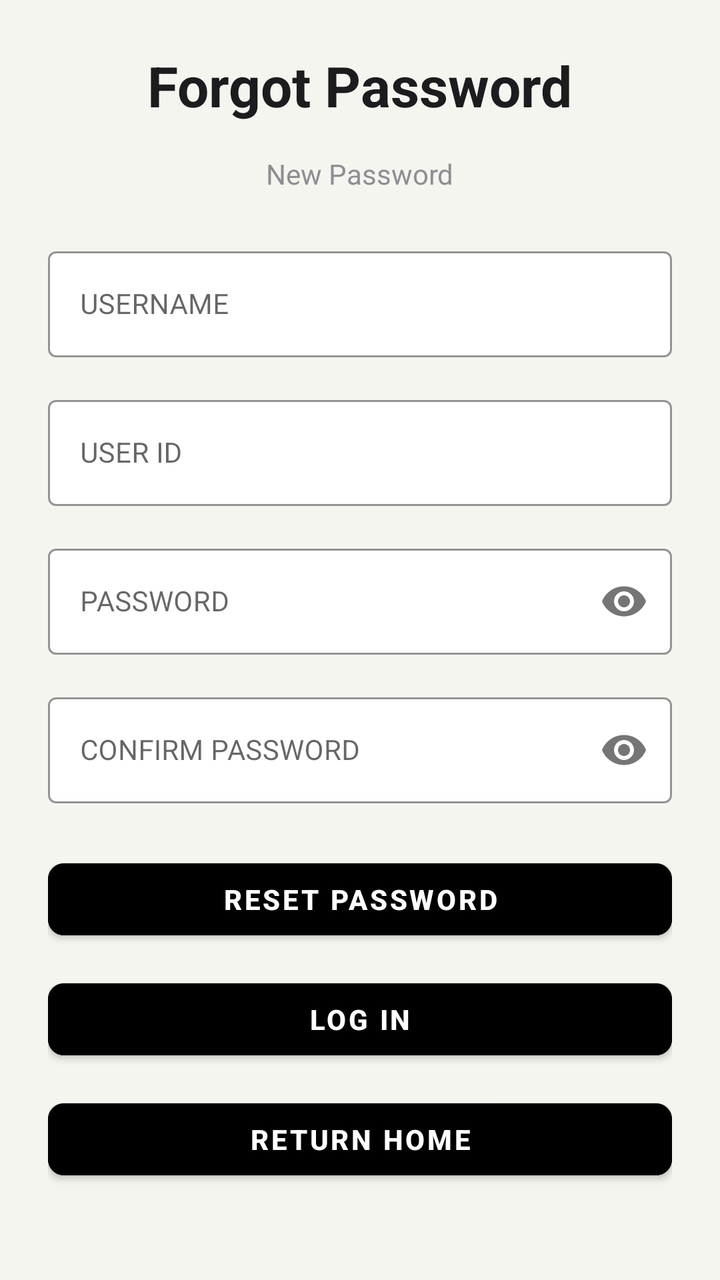
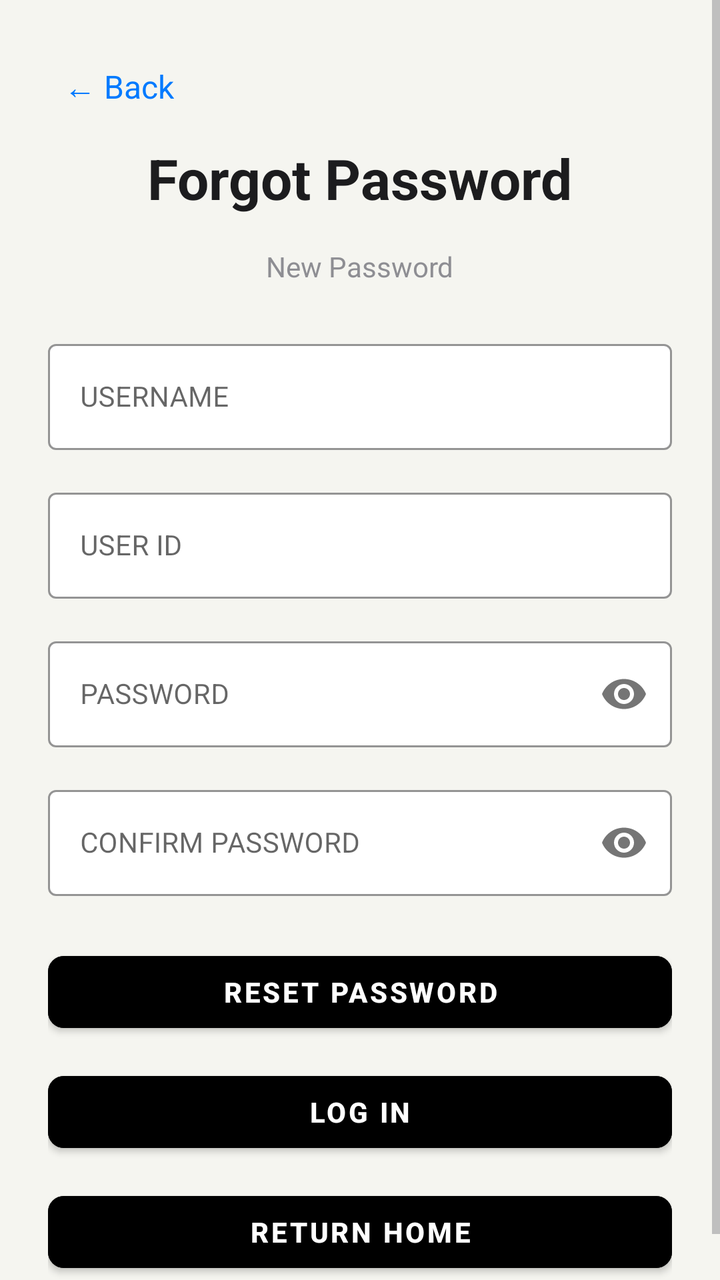

Two renders of the same Android screen: before a commit and after it. Below are the layout's source before the change and the commit's diff.
<!-- AndroidManifest.xml: application theme Theme.HarmonieBudget -->
<!-- res/layout/activity_forgot_password.xml -->
<?xml version="1.0" encoding="utf-8"?>
<ScrollView
    xmlns:android="http://schemas.android.com/apk/res/android"
    xmlns:app="http://schemas.android.com/apk/res-auto"
    android:layout_width="match_parent"
    android:layout_height="match_parent"
    android:fillViewport="true"
    android:scrollbars="vertical"
    android:background="@color/background_light">

    <androidx.constraintlayout.widget.ConstraintLayout
        android:layout_width="match_parent"
        android:layout_height="wrap_content"
        android:padding="24dp"
        android:paddingTop="48dp"
        android:paddingBottom="48dp"
        android:background="@color/background_light">

        
        <TextView
            android:id="@+id/tv_forgot_title"
            android:layout_width="wrap_content"
            android:layout_height="wrap_content"
            android:text="@string/forgot_password_title"
            android:textSize="28sp"
            android:textStyle="bold"
            android:textColor="@color/text_primary_light"
            app:layout_constraintTop_toTopOf="parent"
            app:layout_constraintStart_toStartOf="parent"
            app:layout_constraintEnd_toEndOf="parent" />

        
        <TextView
            android:id="@+id/tv_new_password_label"
            android:layout_width="wrap_content"
            android:layout_height="wrap_content"
            android:text="@string/new_password_label"
            android:textSize="14sp"
            android:textColor="@color/text_secondary_light"
            android:layout_marginTop="16dp"
            app:layout_constraintTop_toBottomOf="@id/tv_forgot_title"
            app:layout_constraintStart_toStartOf="parent"
            app:layout_constraintEnd_toEndOf="parent" />

        
        <com.google.android.material.textfield.TextInputLayout
            android:id="@+id/til_username"
            android:layout_width="0dp"
            android:layout_height="wrap_content"
            android:layout_marginTop="24dp"
            app:boxBackgroundColor="@color/surface_light"
            app:boxStrokeColor="@color/accent_blue"
            app:boxStrokeWidth="1dp"
            style="@style/Widget.MaterialComponents.TextInputLayout.OutlinedBox"
            app:layout_constraintTop_toBottomOf="@id/tv_new_password_label"
            app:layout_constraintStart_toStartOf="parent"
            app:layout_constraintEnd_toEndOf="parent">

            <com.google.android.material.textfield.TextInputEditText
                android:id="@+id/et_username"
                android:layout_width="match_parent"
                android:layout_height="wrap_content"
                android:hint="@string/username_hint"
                android:textColor="@color/text_primary_light"
                android:textSize="14sp" />
        </com.google.android.material.textfield.TextInputLayout>

        
        <com.google.android.material.textfield.TextInputLayout
            android:id="@+id/til_user_id"
            android:layout_width="0dp"
            android:layout_height="wrap_content"
            android:layout_marginTop="16dp"
            app:boxBackgroundColor="@color/surface_light"
            app:boxStrokeColor="@color/accent_blue"
            app:boxStrokeWidth="1dp"
            style="@style/Widget.MaterialComponents.TextInputLayout.OutlinedBox"
            app:layout_constraintTop_toBottomOf="@id/til_username"
            app:layout_constraintStart_toStartOf="parent"
            app:layout_constraintEnd_toEndOf="parent">

            <com.google.android.material.textfield.TextInputEditText
                android:id="@+id/et_user_id"
                android:layout_width="match_parent"
                android:layout_height="wrap_content"
                android:hint="@string/user_id_label"
                android:textColor="@color/text_primary_light"
                android:textSize="14sp" />
        </com.google.android.material.textfield.TextInputLayout>

        
        <com.google.android.material.textfield.TextInputLayout
            android:id="@+id/til_password"
            android:layout_width="0dp"
            android:layout_height="wrap_content"
            android:layout_marginTop="16dp"
            app:boxBackgroundColor="@color/surface_light"
            app:boxStrokeColor="@color/accent_blue"
            app:boxStrokeWidth="1dp"
            app:passwordToggleEnabled="true"
            style="@style/Widget.MaterialComponents.TextInputLayout.OutlinedBox"
            app:layout_constraintTop_toBottomOf="@id/til_user_id"
            app:layout_constraintStart_toStartOf="parent"
            app:layout_constraintEnd_toEndOf="parent">

            <com.google.android.material.textfield.TextInputEditText
                android:id="@+id/et_password"
                android:layout_width="match_parent"
                android:layout_height="wrap_content"
                android:hint="@string/password_hint"
                android:inputType="textPassword"
                android:textColor="@color/text_primary_light"
                android:textSize="14sp" />
        </com.google.android.material.textfield.TextInputLayout>

        
        <com.google.android.material.textfield.TextInputLayout
            android:id="@+id/til_confirm_password"
            android:layout_width="0dp"
            android:layout_height="wrap_content"
            android:layout_marginTop="16dp"
            app:boxBackgroundColor="@color/surface_light"
            app:boxStrokeColor="@color/accent_blue"
            app:boxStrokeWidth="1dp"
            app:passwordToggleEnabled="true"
            style="@style/Widget.MaterialComponents.TextInputLayout.OutlinedBox"
            app:layout_constraintTop_toBottomOf="@id/til_password"
            app:layout_constraintStart_toStartOf="parent"
            app:layout_constraintEnd_toEndOf="parent">

            <com.google.android.material.textfield.TextInputEditText
                android:id="@+id/et_confirm_password"
                android:layout_width="match_parent"
                android:layout_height="wrap_content"
                android:hint="@string/confirm_password_hint"
                android:inputType="textPassword"
                android:textColor="@color/text_primary_light"
                android:textSize="14sp" />
        </com.google.android.material.textfield.TextInputLayout>

        
        <Button
            android:id="@+id/btn_reset_password"
            style="@style/StandardButton"
            android:layout_width="0dp"
            android:layout_height="wrap_content"
            android:text="@string/reset_password_button"
            android:layout_marginTop="24dp"
            app:layout_constraintTop_toBottomOf="@id/til_confirm_password"
            app:layout_constraintStart_toStartOf="parent"
            app:layout_constraintEnd_toEndOf="parent" />

        
        <Button
            android:id="@+id/btn_login"
            style="@style/StandardButton"
            android:layout_width="0dp"
            android:layout_height="wrap_content"
            android:text="@string/log_in_button"
            android:layout_marginTop="12dp"
            app:layout_constraintTop_toBottomOf="@id/btn_reset_password"
            app:layout_constraintStart_toStartOf="parent"
            app:layout_constraintEnd_toEndOf="parent" />

        
        <Button
            android:id="@+id/btn_return_home"
            style="@style/StandardButton"
            android:layout_width="0dp"
            android:layout_height="wrap_content"
            android:text="@string/return_home"
            android:layout_marginTop="12dp"
            app:layout_constraintTop_toBottomOf="@id/btn_login"
            app:layout_constraintStart_toStartOf="parent"
            app:layout_constraintEnd_toEndOf="parent" />

    </androidx.constraintlayout.widget.ConstraintLayout>
</ScrollView>
<!-- resources referenced by this layout -->
<resources>
  <color name="accent_blue">#007AFF</color>
  <color name="background_light">#F5F5F0</color>
  <color name="surface_light">#FFFFFF</color>
  <color name="text_primary_light">#1C1C1E</color>
  <color name="text_secondary_light">#8E8E93</color>
  <string name="confirm_password_hint">CONFIRM PASSWORD</string>
  <string name="forgot_password_title">Forgot Password</string>
  <string name="log_in_button">Log In</string>
  <string name="new_password_label">New Password</string>
  <string name="password_hint">PASSWORD</string>
  <string name="reset_password_button">Reset Password</string>
  <string name="return_home">Return Home</string>
  <string name="user_id_label">USER ID</string>
  <string name="username_hint">USERNAME</string>
  <style name="StandardButton" parent="Widget.MaterialComponents.Button">
          <item name="android:backgroundTint">@color/button_background_standard</item>
          <item name="android:textColor">@color/button_text_standard</item>
          <item name="android:textSize">14sp</item>
          <item name="android:textStyle">bold</item>
          <item name="android:minHeight">48dp</item>
          <item name="android:minWidth">0dp</item>
          <item name="android:paddingStart">16dp</item>
          <item name="android:paddingEnd">16dp</item>
          <item name="cornerRadius">8dp</item>
      </style>
  <style name="Theme.HarmonieBudget" parent="Theme.MaterialComponents.DayNight.NoActionBar">
  
          <item name="colorPrimary">@color/purple_500</item>
          <item name="colorPrimaryVariant">@color/purple_700</item>
          <item name="colorSecondary">@color/teal_200</item>
  
          <item name="android:windowBackground">@color/background_light</item>
  
          
          <item name="android:textColor">@color/text_primary_light</item>
          <item name="android:textColorPrimary">@color/text_primary_light</item>
          <item name="android:textColorSecondary">@color/text_secondary_light</item>
          <item name="android:textColorHint">@color/text_hint_light</item>
  
          <item name="colorControlNormal">@color/text_secondary_light</item>
          <item name="colorControlActivated">@color/accent_blue</item>
          <item name="colorButtonNormal">@color/button_background_standard</item>
  
          <item name="cardViewStyle">@style/CardViewLight</item>
  
      </style>
  <color name="button_background_standard">#000000</color>
  <color name="button_text_standard">#FFFFFF</color>
  <color name="purple_500">#FF6200EE</color>
  <color name="purple_700">#FF3700B3</color>
  <color name="teal_200">#FF03DAC5</color>
  <color name="text_hint_light">#C7C7CC</color>
  <style name="CardViewLight" parent="CardView">
          <item name="cardBackgroundColor">@color/surface_light</item>
          <item name="cardElevation">1dp</item>
          <item name="cardCornerRadius">12dp</item>
      </style>
</resources>

<!-- the commit's change to res/layout/activity_forgot_password.xml (unified diff, before → after) -->
@@ -18,6 +18,21 @@
 
         
         <TextView
+            android:id="@+id/iv_back_arrow"
+            android:layout_width="wrap_content"
+            android:layout_height="wrap_content"
+            android:text="@string/back_arrow"
+            android:textSize="16sp"
+            android:textColor="@color/accent_blue"
+            android:padding="8dp"
+            android:layout_marginBottom="8dp"
+            android:clickable="true"
+            android:focusable="true"
+            app:layout_constraintStart_toStartOf="parent"
+            app:layout_constraintTop_toTopOf="parent" />
+
+        
+        <TextView
             android:id="@+id/tv_forgot_title"
             android:layout_width="wrap_content"
             android:layout_height="wrap_content"
@@ -25,7 +40,8 @@
             android:textSize="28sp"
             android:textStyle="bold"
             android:textColor="@color/text_primary_light"
-            app:layout_constraintTop_toTopOf="parent"
+            android:layout_marginTop="8dp"
+            app:layout_constraintTop_toBottomOf="@id/iv_back_arrow"
             app:layout_constraintStart_toStartOf="parent"
             app:layout_constraintEnd_toEndOf="parent" />
 
<!-- resource entries referenced after the edit -->
@@ -5,6 +5,7 @@
   <color name="surface_light">#FFFFFF</color>
   <color name="text_primary_light">#1C1C1E</color>
   <color name="text_secondary_light">#8E8E93</color>
+  <string name="back_arrow">← Back</string>
   <string name="confirm_password_hint">CONFIRM PASSWORD</string>
   <string name="forgot_password_title">Forgot Password</string>
   <string name="log_in_button">Log In</string>
